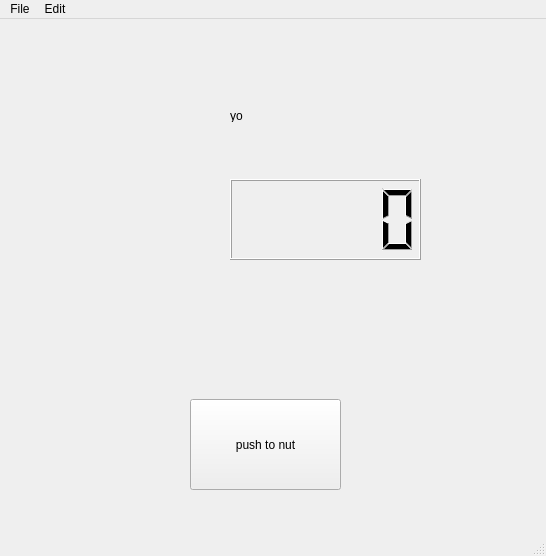
Old version of the form Study - Test Area/UI File/test.ui in the repository SimHoZebs/Blackjack.
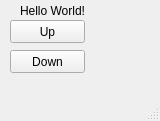
New version of the form.

Commit message: UI Study part 1

Patch:
```diff
--- a/Study - Test Area/UI File/test.ui
+++ b/Study - Test Area/UI File/test.ui
@@ -6,8 +6,8 @@
    <rect>
     <x>0</x>
     <y>0</y>
-    <width>546</width>
-    <height>556</height>
+    <width>160</width>
+    <height>121</height>
    </rect>
   </property>
   <property name="windowTitle">
@@ -17,37 +17,40 @@
    <widget class="QPushButton" name="pushButton">
     <property name="geometry">
      <rect>
-      <x>190</x>
-      <y>380</y>
-      <width>151</width>
-      <height>91</height>
+      <x>10</x>
+      <y>20</y>
+      <width>75</width>
+      <height>23</height>
      </rect>
     </property>
     <property name="text">
-     <string>push to nut</string>
+     <string>Up</string>
+    </property>
+   </widget>
+   <widget class="QPushButton" name="pushButton_2">
+    <property name="geometry">
+     <rect>
+      <x>10</x>
+      <y>50</y>
+      <width>75</width>
+      <height>23</height>
+     </rect>
+    </property>
+    <property name="text">
+     <string>Down</string>
     </property>
    </widget>
    <widget class="QLabel" name="label">
     <property name="geometry">
      <rect>
-      <x>230</x>
-      <y>90</y>
-      <width>47</width>
-      <height>13</height>
+      <x>20</x>
+      <y>0</y>
+      <width>71</width>
+      <height>21</height>
      </rect>
     </property>
     <property name="text">
-     <string>yo</string>
-    </property>
-   </widget>
-   <widget class="QLCDNumber" name="lcdNumber">
-    <property name="geometry">
-     <rect>
-      <x>230</x>
-      <y>160</y>
-      <width>191</width>
-      <height>81</height>
-     </rect>
+     <string>Hello World!</string>
     </property>
    </widget>
   </widget>
@@ -56,25 +59,10 @@
     <rect>
      <x>0</x>
      <y>0</y>
-     <width>546</width>
+     <width>160</width>
      <height>21</height>
     </rect>
    </property>
-   <widget class="QMenu" name="menuFile">
-    <property name="title">
-     <string>File</string>
-    </property>
-    <addaction name="actionNew"/>
-    <addaction name="actionSave"/>
-   </widget>
-   <widget class="QMenu" name="menuEdit">
-    <property name="title">
-     <string>Edit</string>
-    </property>
-    <addaction name="actionCopy"/>
-   </widget>
-   <addaction name="menuFile"/>
-   <addaction name="menuEdit"/>
   </widget>
   <widget class="QStatusBar" name="statusbar"/>
   <action name="actionNew">
```
Left out of the diff: 33 changed lines with no effect on the pictures. The commit also changes 7 other files.
